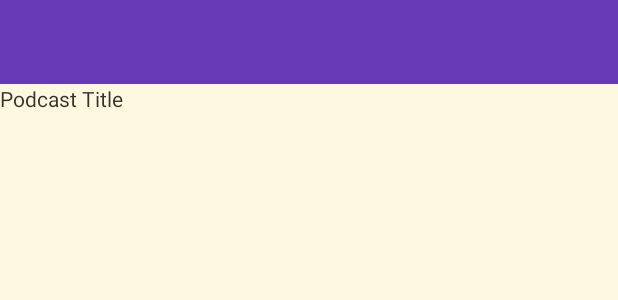
After one commit to gvnn/slackcast, an Android app: the layout activity_podcast.xml on its own in the app's theme, with its tools: preview values and no code run, on a phone screen of 412 x 824 dp. The commit adds this screen. Shown: the top 300 px of the screen. Run offline under Robolectric (Android 15) with nearby library versions, the phone set to English and light mode, and no system bars.

Commit message:
Add podcast detail activity
Added podcast activity and custom intent

```diff
--- a/app/src/main/java/it/gvnn/slackcast/model/Podcast.java
+++ b/app/src/main/java/it/gvnn/slackcast/model/Podcast.java
@@ -2,9 +2,10 @@ package it.gvnn.slackcast.model;
 
 import com.google.gson.annotations.SerializedName;
 
+import java.io.Serializable;
 import java.util.List;
 
-public class Podcast {
+public class Podcast implements Serializable {
     String website;
     String description;
     String title;
--- /dev/null
+++ b/app/src/main/res/layout/activity_podcast.xml
@@ -0,0 +1,19 @@
+<LinearLayout xmlns:android="http://schemas.android.com/apk/res/android"
+    android:layout_width="match_parent"
+    android:layout_height="match_parent"
+    android:orientation="vertical">
+
+    <include
+        android:id="@+id/toolbar_actionbar"
+        layout="@layout/toolbar_default"
+        android:layout_width="match_parent"
+        android:layout_height="wrap_content" />
+
+    <TextView
+        android:id="@+id/podcast_detail_title"
+        android:layout_width="wrap_content"
+        android:layout_height="wrap_content"
+        android:text="@string/podcast_detail_title"
+        android:textColor="@color/myTextSecondaryColor" />
+
+</LinearLayout>
--- a/app/src/main/res/layout/search_result_card.xml
+++ b/app/src/main/res/layout/search_result_card.xml
@@ -19,6 +19,7 @@
             android:layout_width="match_parent"
             android:layout_height="match_parent"
             android:gravity="center"
+            android:clickable="true"
             android:textSize="36sp"
             android:textColor="@color/myTextSecondaryColor" />
 
--- a/app/src/main/res/values/strings.xml
+++ b/app/src/main/res/values/strings.xml
@@ -1,8 +1,14 @@
 <?xml version="1.0" encoding="utf-8"?>
 <resources>
+
     <string name="app_name">slackcast</string>
     <string name="title_activity_search">Search</string>
     <string name="menu_main_search_text">Search</string>
     <string name="search_label">Search</string>
     <string name="search_hint">Show name...</string>
+    <string name="title_activity_podcast">PodcastActivity</string>
+    <string name="hello_world">Hello world!</string>
+    <string name="action_settings">Settings</string>
+    <string name="podcast_detail_title">Podcast Title</string>
+
 </resources>
```
Also changed, not shown: app/src/main/AndroidManifest.xml (+11 -4 lines), app/src/main/java/it/gvnn/slackcast/PodcastActivity.java (added, +54 -0 lines), app/src/main/java/it/gvnn/slackcast/search/SearchResultsAdapter.java (+18 -3 lines), app/src/main/res/drawable-hdpi/ic_action_ic_close_white.png (added), app/src/main/res/drawable-mdpi/ic_action_ic_close_white.png (added), app/src/main/res/drawable-xhdpi/ic_action_ic_close_white.png (added), app/src/main/res/drawable-xxhdpi/ic_action_ic_close_white.png (added).
